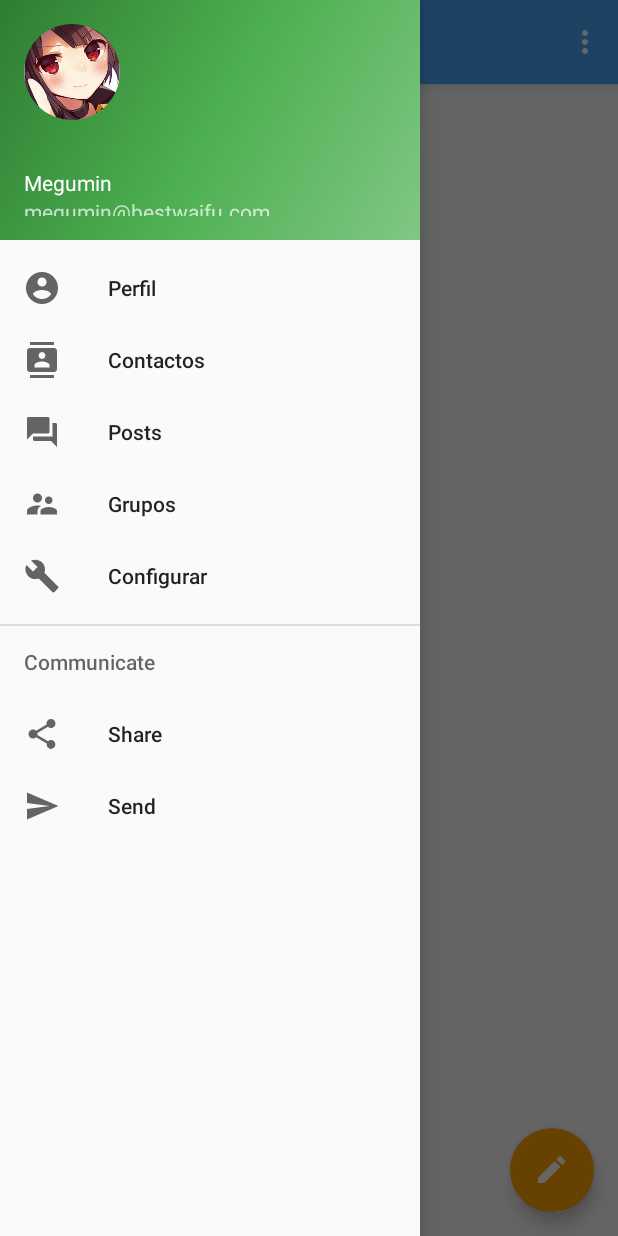
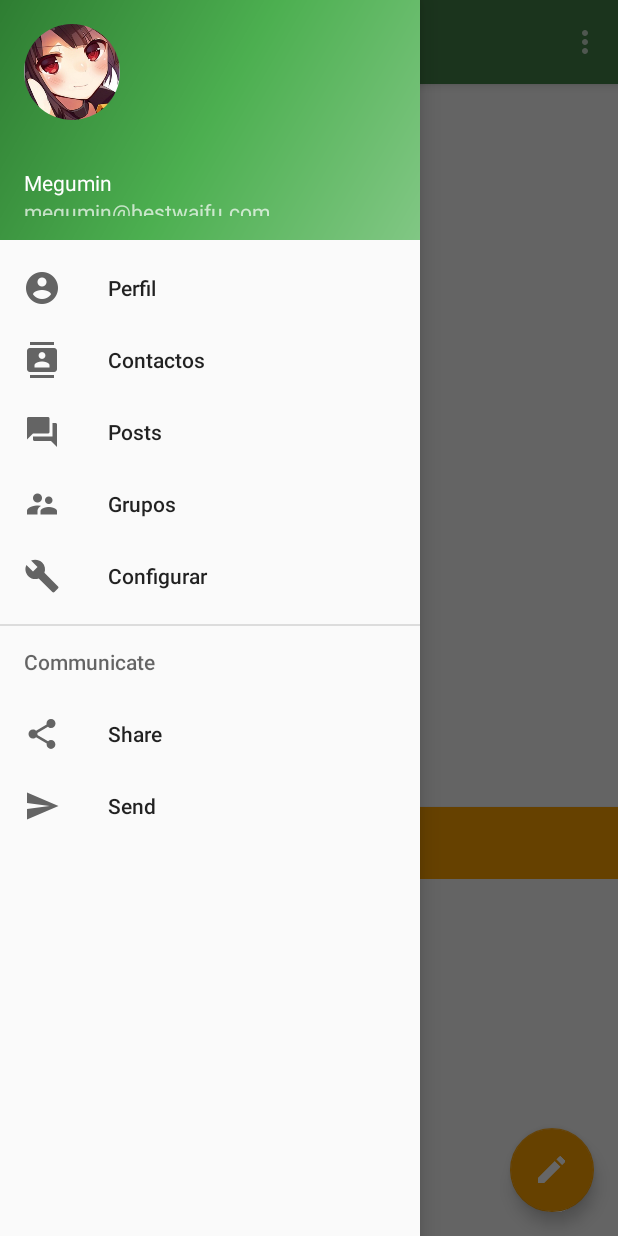
Before and after one commit to gersongams/TucuTeam, an Android app: the screen it shows after launch once a user with an empty profile is signed in (NavigationDrawer), with the side drawer open, on a phone screen of 412 x 824 dp. Run offline under Robolectric (Android 15) with nearby library versions, the phone set to English and light mode, and no system bars; our stand-ins replace CircleImageView, Firebase (no records; nobody signed in at launch, a user with empty details on screens opened directly).

Commit message:
update profile data and fixing

```diff
--- a/app/src/main/java/pe/ggarridomuni/tucuteam/NavigationDrawer.java
+++ b/app/src/main/java/pe/ggarridomuni/tucuteam/NavigationDrawer.java
@@ -8,6 +8,8 @@ import android.support.v4.app.Fragment;
 import android.support.v4.app.FragmentPagerAdapter;
 import android.support.v4.app.FragmentTransaction;
 import android.support.v4.view.ViewPager;
+import android.text.Editable;
+import android.text.TextWatcher;
 import android.view.View;
 import android.support.design.widget.NavigationView;
 import android.support.v4.view.GravityCompat;
@@ -17,8 +19,14 @@ import android.support.v7.app.AppCompatActivity;
 import android.support.v7.widget.Toolbar;
 import android.view.Menu;
 import android.view.MenuItem;
+import android.widget.TextView;
 
 import com.google.firebase.auth.FirebaseAuth;
+import com.google.firebase.database.DataSnapshot;
+import com.google.firebase.database.DatabaseError;
+import com.google.firebase.database.DatabaseReference;
+import com.google.firebase.database.FirebaseDatabase;
+import com.google.firebase.database.ValueEventListener;
 
 import pe.ggarridomuni.tucuteam.Data.Data;
 import pe.ggarridomuni.tucuteam.Data.Profile;
@@ -28,6 +36,7 @@ import pe.ggarridomuni.tucuteam.fragment.MisTopPostsFragmentLista;
 import pe.ggarridomuni.tucuteam.fragment.PerfilFragment;
 import pe.ggarridomuni.tucuteam.fragment.Posts;
 import pe.ggarridomuni.tucuteam.fragment.RecentPostsFragmentLista;
+import pe.ggarridomuni.tucuteam.models.Usuarios;
 
 public class NavigationDrawer extends AppCompatActivity
         implements NavigationView.OnNavigationItemSelectedListener {
@@ -38,15 +47,14 @@ public class NavigationDrawer extends AppCompatActivity
         setContentView(R.layout.activity_navigation_drawer2);
         Toolbar toolbar = (Toolbar) findViewById(R.id.toolbar);
 
-            Data data = new Data(this);
-            data.showData();
+        Data data = new Data(this);
+        data.showData();
 
-
-        toolbar.setTitle("Contactos");
+        toolbar.setTitle("Perfil");
         setSupportActionBar(toolbar);
 
         FragmentTransaction fragmentTransaction = getSupportFragmentManager().beginTransaction();
-        fragmentTransaction.replace(R.id.replace, new ContactosFragment());
+        fragmentTransaction.replace(R.id.replace, new PerfilFragment());
         fragmentTransaction.commit();
 
 
--- a/app/src/main/java/pe/ggarridomuni/tucuteam/fragment/PerfilFragment.java
+++ b/app/src/main/java/pe/ggarridomuni/tucuteam/fragment/PerfilFragment.java
@@ -27,7 +27,6 @@ import pe.ggarridomuni.tucuteam.models.Usuarios;
  */
 
 public class PerfilFragment extends Fragment {
-    FirebaseAuth auth;
     private DatabaseReference mDatabase;
 
     public PerfilFragment() {
--- a/app/src/main/res/layout/activity_editar_perfil.xml
+++ b/app/src/main/res/layout/activity_editar_perfil.xml
@@ -53,7 +53,7 @@
                 android:id="@+id/editEmail"
                 android:layout_width="match_parent"
                 android:layout_height="wrap_content"
-                android:hint="carrera"
+                android:hint="Email"
                 android:inputType="textEmailAddress"
                 android:maxLines="1"
                 android:textColor="@android:color/white" />
--- a/app/src/main/res/layout/app_bar_navigation_drawer2.xml
+++ b/app/src/main/res/layout/app_bar_navigation_drawer2.xml
@@ -9,18 +9,20 @@
     <android.support.design.widget.AppBarLayout
         android:layout_width="match_parent"
         android:layout_height="wrap_content"
-        android:theme="@style/AppTheme.AppBarOverlay">
+        android:theme="@style/ThemeOverlay.AppCompat.Dark">
 
         <android.support.v7.widget.Toolbar
             android:id="@+id/toolbar"
             android:layout_width="match_parent"
             android:layout_height="?attr/actionBarSize"
-            android:background="?attr/colorPrimary"
+            android:background="@color/colorPrimaryDark"
             app:popupTheme="@style/AppTheme.PopupOverlay" />
         <android.support.design.widget.TabLayout
             android:id="@+id/tabs"
             android:layout_width="match_parent"
-            android:layout_height="wrap_content" />
+            android:layout_height="wrap_content"
+            android:background="@color/colorPrimaryDark"
+            />
     </android.support.design.widget.AppBarLayout>
 
     <include layout="@layout/content_navigation_drawer2" />
--- a/app/src/main/res/layout/nav_header_navigation_drawer2.xml
+++ b/app/src/main/res/layout/nav_header_navigation_drawer2.xml
@@ -32,11 +32,12 @@
         android:layout_width="match_parent"
         android:layout_height="wrap_content"
         android:paddingTop="@dimen/nav_header_vertical_spacing"
+        android:id="@+id/headerUserName"
         android:text="Megumin"
         android:textAppearance="@style/TextAppearance.AppCompat.Body1" />
 
     <TextView
-        android:id="@+id/textView"
+        android:id="@+id/headerEmail"
         android:layout_width="wrap_content"
         android:layout_height="wrap_content"
         android:text="megumin@bestwaifu.com" />
```
Also changed, not shown: app/src/main/java/pe/ggarridomuni/tucuteam/ConfigurationPerfilActivity.java (+27 -3 lines).
